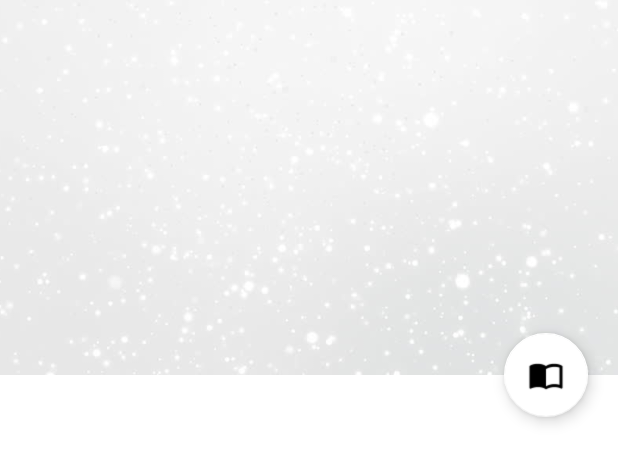
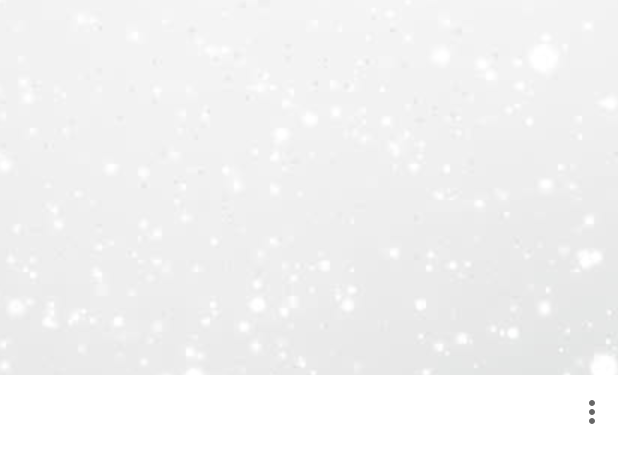
Before and after one commit to IssenSensei/BookStoreApp, an Android app: the layout fragment_book_detail.xml on its own in the app's theme, with its tools: preview values and no code run, on a phone screen of 412 x 824 dp. Shown: the top 463 px of the screen. Run offline under Robolectric (Android 15) with nearby library versions, the phone set to English and light mode, and no system bars.

Commit message:
Prepare book detail fragment

```diff
--- /dev/null
+++ b/app/src/main/java/com/issen/ebooker/bookDetail/AuthorListener.kt
@@ -0,0 +1,5 @@
+package com.issen.ebooker.bookDetail
+
+interface AuthorListener {
+    fun onAuthorClicked(name: String)
+}
--- /dev/null
+++ b/app/src/main/java/com/issen/ebooker/bookDetail/BookDetailListener.kt
@@ -0,0 +1,7 @@
+package com.issen.ebooker.bookDetail
+
+interface BookDetailListener {
+    fun onThumbnailClicked(url: String)
+    fun onPublisherClicked(publisher: String)
+    fun onShowMoreClicked()
+}
--- /dev/null
+++ b/app/src/main/res/drawable/ic_more.xml
@@ -0,0 +1,10 @@
+<vector xmlns:android="http://schemas.android.com/apk/res/android"
+    android:width="24dp"
+    android:height="24dp"
+    android:viewportWidth="24"
+    android:viewportHeight="24"
+    android:tint="?attr/colorControlNormal">
+  <path
+      android:fillColor="@android:color/white"
+      android:pathData="M12,8c1.1,0 2,-0.9 2,-2s-0.9,-2 -2,-2 -2,0.9 -2,2 0.9,2 2,2zM12,10c-1.1,0 -2,0.9 -2,2s0.9,2 2,2 2,-0.9 2,-2 -0.9,-2 -2,-2zM12,16c-1.1,0 -2,0.9 -2,2s0.9,2 2,2 2,-0.9 2,-2 -0.9,-2 -2,-2z"/>
+</vector>
--- a/app/src/main/res/layout/fragment_book_detail.xml
+++ b/app/src/main/res/layout/fragment_book_detail.xml
@@ -1,12 +1,17 @@
 <?xml version="1.0" encoding="utf-8"?>
 <layout xmlns:android="http://schemas.android.com/apk/res/android"
-    xmlns:app="http://schemas.android.com/apk/res-auto">
+    xmlns:app="http://schemas.android.com/apk/res-auto"
+    xmlns:tools="http://schemas.android.com/tools">
 
     <data>
 
         <variable
             name="viewModel"
             type="com.issen.ebooker.bookDetail.BookDetailViewModel" />
+
+        <variable
+            name="listener"
+            type="com.issen.ebooker.bookDetail.BookDetailListener" />
 
     </data>
 
@@ -21,12 +26,13 @@
 
             <ImageView
                 android:id="@+id/book_detail_image"
+                thumbnail="@{viewModel.book.domainImageLinks.thumbnail}"
                 android:layout_width="match_parent"
                 android:layout_height="250dp"
                 android:contentDescription="@string/book_detail_cover"
-                android:scaleType="centerCrop"
+                android:onClick="@{() -> listener.onThumbnailClicked(viewModel.book.domainImageLinks.thumbnail)}"
+                android:scaleType="center"
                 android:src="@drawable/background"
-                thumbnail="@{viewModel.book.domainImageLinks.thumbnail}"
                 app:layout_collapseMode="parallax"
                 app:layout_constraintEnd_toEndOf="parent"
                 app:layout_constraintStart_toStartOf="parent"
@@ -34,59 +40,61 @@
 
             <TextView
                 android:id="@+id/book_detail_title"
-                android:layout_width="match_parent"
+                android:layout_width="0dp"
                 android:layout_height="wrap_content"
-                android:layout_marginTop="@dimen/spacing_small"
+                android:layout_margin="@dimen/spacing_medium"
                 android:text="@{viewModel.book.title}"
                 android:textAppearance="@style/Base.TextAppearance.AppCompat.Headline"
                 android:textColor="?attr/primaryTextColor"
                 app:fontFamily="sans-serif-medium"
-                app:layout_constraintEnd_toEndOf="parent"
+                app:layout_constraintEnd_toStartOf="@id/book_detail_options"
                 app:layout_constraintStart_toStartOf="parent"
                 app:layout_constraintTop_toBottomOf="@id/book_detail_image" />
 
-            <TextView
-                android:id="@+id/book_detail_author"
+            <androidx.recyclerview.widget.RecyclerView
+                android:id="@+id/book_detail_author_recycler"
                 android:layout_width="match_parent"
                 android:layout_height="wrap_content"
-                android:text="@{viewModel.book.authors.toString()}"
-                android:textColor="?attr/primaryTextColor"
-                android:textStyle="italic|bold"
+                app:layoutManager="androidx.recyclerview.widget.LinearLayoutManager"
                 app:layout_constraintEnd_toEndOf="parent"
                 app:layout_constraintStart_toStartOf="parent"
-                app:layout_constraintTop_toBottomOf="@id/book_detail_title" />
+                app:layout_constraintTop_toBottomOf="@id/book_detail_title"
+                tools:listitem="@layout/item_author_simple" />
 
             <TextView
                 android:id="@+id/book_detail_publisher"
                 android:layout_width="match_parent"
                 android:layout_height="wrap_content"
+                android:layout_margin="@dimen/spacing_medium"
+                android:onClick="@{() -> listener.onPublisherClicked(viewModel.book.publisher)}"
                 android:text="@{viewModel.book.publisher}"
                 android:textColor="?attr/primaryTextColor"
                 app:layout_constraintEnd_toEndOf="parent"
                 app:layout_constraintStart_toStartOf="parent"
-                app:layout_constraintTop_toBottomOf="@id/book_detail_author" />
+                app:layout_constraintTop_toBottomOf="@id/book_detail_author_recycler" />
 
             <TextView
                 android:layout_width="match_parent"
                 android:layout_height="wrap_content"
+                android:layout_margin="@dimen/spacing_medium"
                 android:text="@{viewModel.book.description}"
                 app:layout_constraintEnd_toEndOf="parent"
                 app:layout_constraintStart_toStartOf="parent"
                 app:layout_constraintTop_toBottomOf="@id/book_detail_publisher" />
 
-            <com.google.android.material.floatingactionbutton.FloatingActionButton
-                android:id="@+id/fab"
+            <ImageButton
+                android:id="@+id/book_detail_options"
                 android:layout_width="wrap_content"
                 android:layout_height="wrap_content"
-                android:layout_margin="@dimen/spacing_mlarge"
-                android:contentDescription="@string/book_read_fab"
-                android:src="@drawable/books"
-                app:backgroundTint="?attr/colorAccentBookStore"
-                app:fabSize="normal"
-                app:layout_constraintBottom_toBottomOf="@id/book_detail_image"
+                android:layout_marginTop="@dimen/spacing_medium"
+                android:layout_marginEnd="@dimen/spacing_medium"
+                android:background="@android:color/transparent"
+                android:contentDescription="@string/show_more_options"
+                android:onClick="@{() -> listener.onShowMoreClicked()}"
+                android:src="@drawable/ic_more"
+                app:layout_constraintBottom_toBottomOf="@id/book_detail_title"
                 app:layout_constraintEnd_toEndOf="parent"
-                app:layout_constraintTop_toBottomOf="@id/book_detail_image" />
-
+                app:layout_constraintTop_toTopOf="@id/book_detail_title" />
         </androidx.constraintlayout.widget.ConstraintLayout>
     </ScrollView>
 </layout>
--- a/app/src/main/res/navigation/navigation_graph.xml
+++ b/app/src/main/res/navigation/navigation_graph.xml
@@ -34,7 +34,6 @@
     <fragment
         android:id="@+id/nav_book_detail"
         android:name="com.issen.ebooker.bookDetail.BookDetailFragment"
-        android:label="BookDetailFragment"
         tools:layout="@layout/fragment_book_detail">
         <action
             android:id="@+id/action_nav_book_detail_to_nav_books_quotes"
@@ -50,9 +49,8 @@
             app:destination="@id/nav_user_quotes" />
         <argument
             android:name="book"
-            android:defaultValue="@null"
             app:argType="com.issen.ebooker.data.domain.Book"
-            app:nullable="true" />
+            app:nullable="false" />
     </fragment>
     <fragment
         android:id="@+id/nav_books_quotes"
--- a/app/src/main/res/values/strings.xml
+++ b/app/src/main/res/values/strings.xml
@@ -44,6 +44,6 @@
     <string name="recommendations_description">Recommendations book list</string>
     <string name="recently_viewed_description">Recently viewed book list</string>
     <string name="nav_library_header">Biblioteka</string>
-    <string name="book_read_fab">Book read button</string>
-    <string name="book_detail_cover">Book detail cover</string>
+    <string name="show_more_options">Więcej opcji</string>
+    <string name="book_detail_cover">Zdjęcie</string>
 </resources>
```
Also changed, not shown: app/src/main/java/com/issen/ebooker/bookDetail/BookAuthorsRecyclerViewAdapter.kt (added, +32 -0 lines), app/src/main/java/com/issen/ebooker/bookDetail/BookDetailFragment.kt (+49 -18 lines), app/src/main/res/layout/item_author_simple.xml (added, +24 -0 lines).
